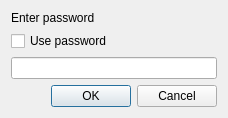
First picture: the form in src/Gui/PasswordDialog.ui, repository IDREsandbox/vsim, before the edit.
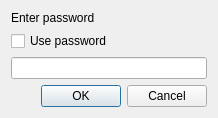
Second picture: the form after the edit.

What changed in the file:
```diff
--- a/src/Gui/PasswordDialog.ui
+++ b/src/Gui/PasswordDialog.ui
@@ -6,7 +6,7 @@
    <rect>
     <x>0</x>
     <y>0</y>
-    <width>228</width>
+    <width>218</width>
     <height>109</height>
    </rect>
   </property>
```
Left out of the diff: 3 changed lines with no effect on the pictures.
